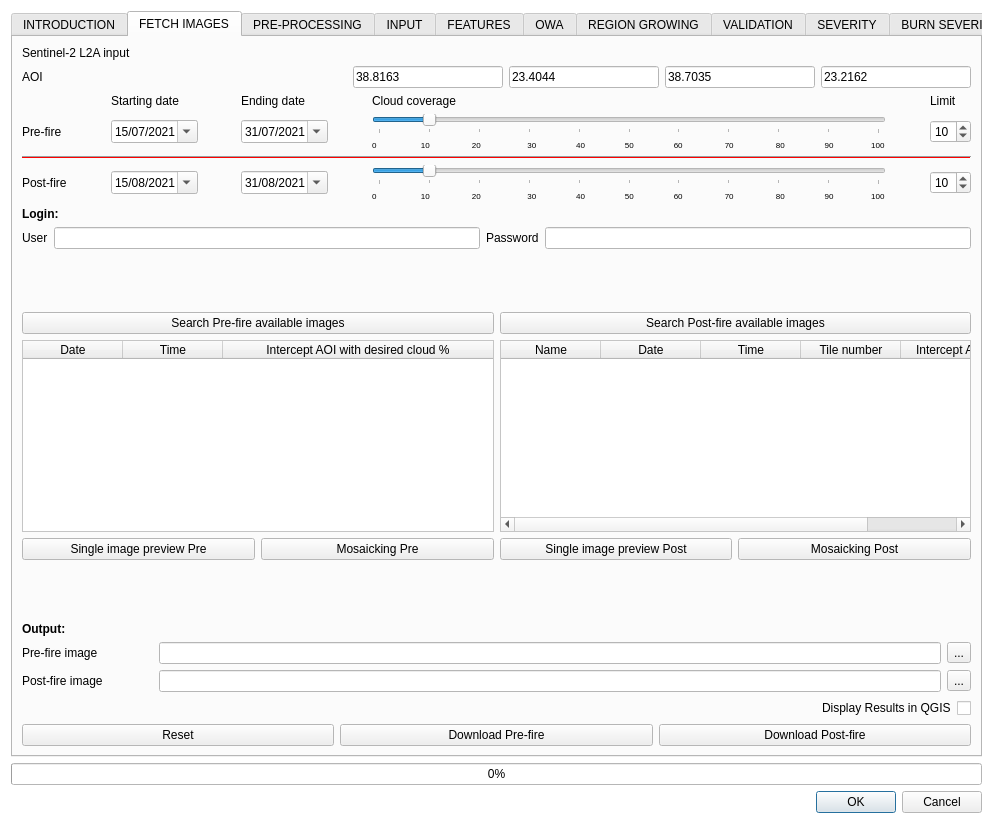
Before: the Qt Designer form BAD_dialog_base.ui in silviamacchi/BAD_v.3.0.0, drawn with Qt 5.
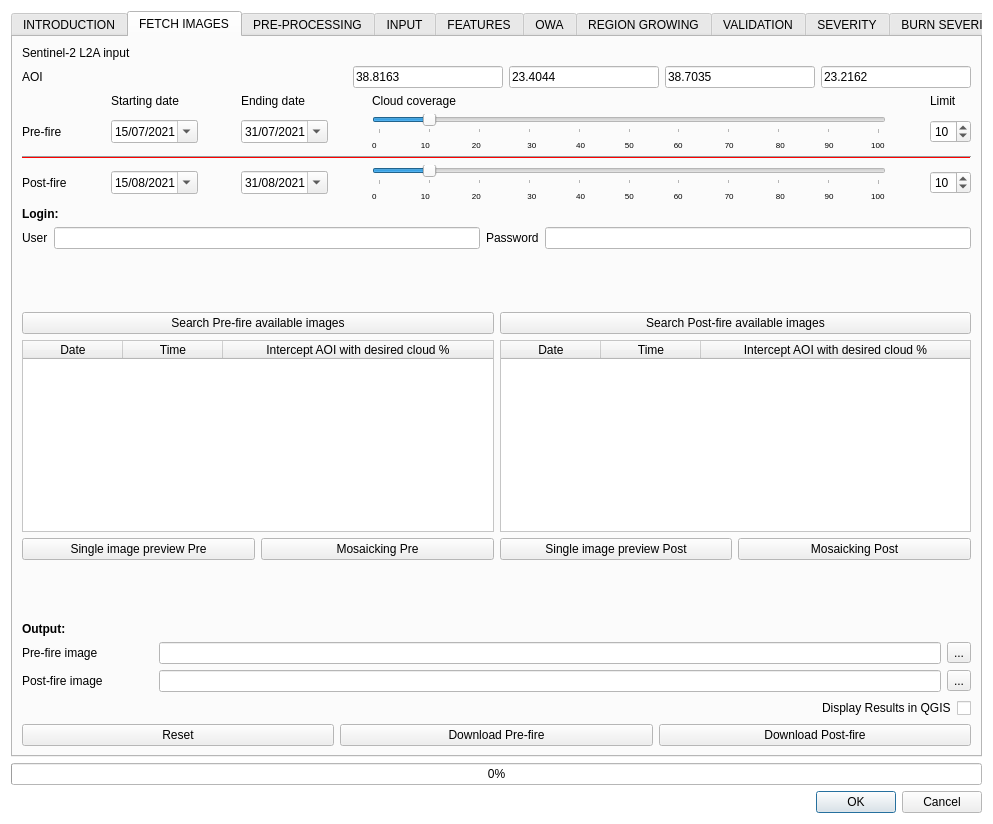
After: the same form once the commit is applied. Custom widgets are drawn as their Qt base class.

```diff
--- a/BAD_dialog_base.ui
+++ b/BAD_dialog_base.ui
@@ -994,11 +994,6 @@
            <attribute name="verticalHeaderDefaultSectionSize">
             <number>21</number>
            </attribute>
-           <column>
-            <property name="text">
-             <string>Name</string>
-            </property>
-           </column>
            <column>
             <property name="text">
              <string>Date</string>
@@ -1011,12 +1006,7 @@
            </column>
            <column>
             <property name="text">
-             <string>Tile number</string>
-            </property>
-           </column>
-           <column>
-            <property name="text">
-             <string>Intercept AOI</string>
+             <string>Intercept AOI with desired cloud %</string>
             </property>
            </column>
           </widget>
```
Left out of the diff: 1 changed line with no effect on the pictures.
